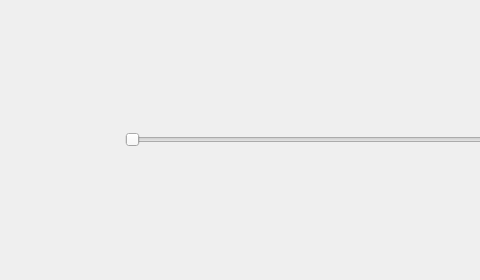
Above: MediaControls.ui from exeldro/obs-media-controls before the change; both pictures show x 0 to 480 and y 0 to 280 of the 873 by 280 pixel window. Below: the same form after it.
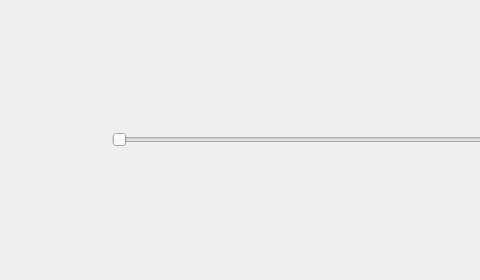
That is the form after the change. Icons and pictures are not drawn. Custom widgets are drawn as their Qt base class.

Commit message: fix shutdown crash

```diff
--- a/MediaControls.ui
+++ b/MediaControls.ui
@@ -90,22 +90,6 @@
          </property>
         </widget>
        </item>
-       <item>
-        <spacer name="horizontalSpacer_2">
-         <property name="orientation">
-          <enum>Qt::Horizontal</enum>
-         </property>
-         <property name="sizeType">
-          <enum>QSizePolicy::Maximum</enum>
-         </property>
-         <property name="sizeHint" stdset="0">
-          <size>
-           <width>13</width>
-           <height>20</height>
-          </size>
-         </property>
-        </spacer>
-       </item>
        <item>
         <widget class="QPushButton" name="previousButton">
          <property name="minimumSize">
```
The commit also changes 2 other files.
